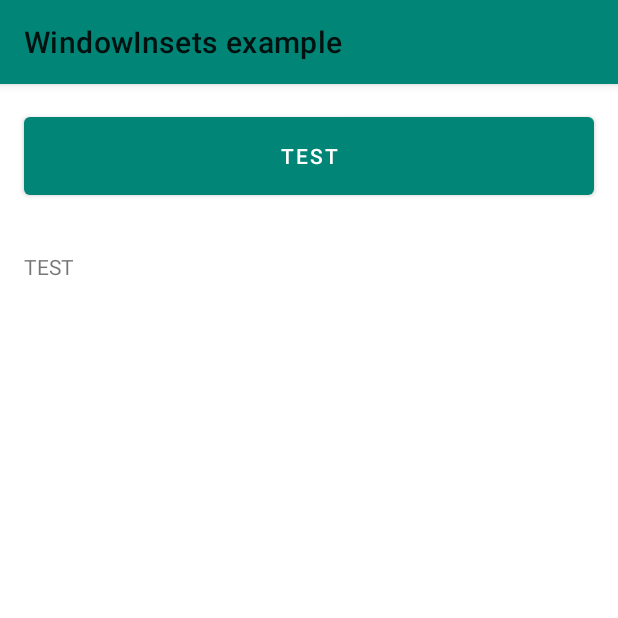
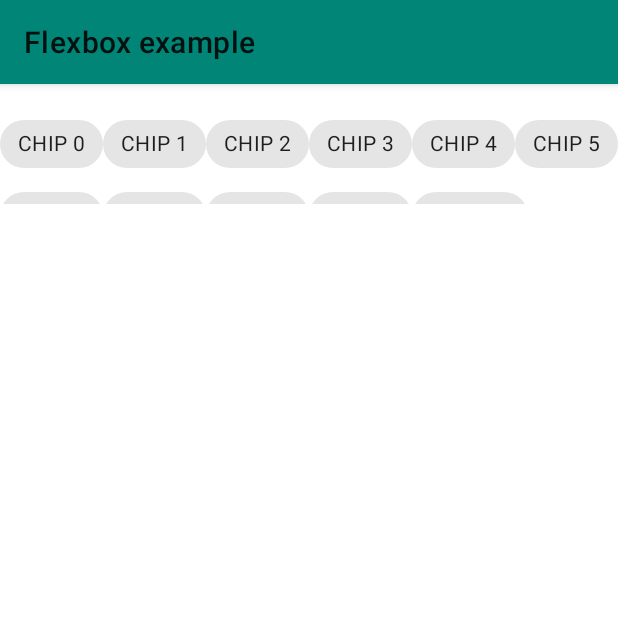
Before and after one commit to satoshun-android-example/FlexboxLayout, an Android app: the FlexboxPerfFragment screen opened through its navigation route, on a phone screen of 412 x 824 dp, the top half of it. Run offline under Robolectric (Android 15) with nearby library versions, the phone set to English and light mode, and no system bars; our stand-ins replace FlexboxLayout.

Commit message:
flexbox perf

```diff
--- a/app/src/main/java/com/github/satoshun/example/main/flexboxperf/FlexboxPerfFragment.kt
+++ b/app/src/main/java/com/github/satoshun/example/main/flexboxperf/FlexboxPerfFragment.kt
@@ -5,6 +5,7 @@ import android.view.View
 import androidx.fragment.app.Fragment
 import com.github.satoshun.example.R
 import com.github.satoshun.example.databinding.FlexboxPerfFragBinding
+import com.google.android.material.chip.Chip
 
 class FlexboxPerfFragment : Fragment(R.layout.flexbox_perf_frag) {
   private lateinit var binding: FlexboxPerfFragBinding
@@ -12,5 +13,9 @@ class FlexboxPerfFragment : Fragment(R.layout.flexbox_perf_frag) {
   override fun onViewCreated(view: View, savedInstanceState: Bundle?) {
     super.onViewCreated(view, savedInstanceState)
     binding = FlexboxPerfFragBinding.bind(view)
+
+    repeat(50) {
+      binding.flexbox1.addView(Chip(context).apply { text = "CHIP $it" })
+    }
   }
 }
--- a/app/src/main/res/layout/flexbox_perf_frag.xml
+++ b/app/src/main/res/layout/flexbox_perf_frag.xml
@@ -1,20 +1,19 @@
 <?xml version="1.0" encoding="utf-8"?>
 <LinearLayout xmlns:android="http://schemas.android.com/apk/res/android"
+  xmlns:app="http://schemas.android.com/apk/res-auto"
   xmlns:tools="http://schemas.android.com/tools"
   android:layout_width="match_parent"
   android:layout_height="match_parent"
   android:orientation="vertical"
   tools:ignore="HardcodedText">
 
-  <Button
+  <com.google.android.flexbox.FlexboxLayout
+    android:id="@+id/flexbox1"
     android:layout_width="match_parent"
     android:layout_height="64dp"
-    android:layout_margin="16dp"
-    android:text="TEST" />
+    android:layout_marginTop="16dp"
+    app:alignContent="stretch"
+    app:alignItems="stretch"
+    app:flexWrap="wrap" />
 
-  <TextView
-    android:layout_width="match_parent"
-    android:layout_height="64dp"
-    android:layout_margin="16dp"
-    android:text="TEST" />
 </LinearLayout>
--- a/app/src/main/res/values/strings.xml
+++ b/app/src/main/res/values/strings.xml
@@ -1,3 +1,3 @@
 <resources>
-  <string name="app_name">WindowInsets example</string>
+  <string name="app_name">Flexbox example</string>
 </resources>
```
